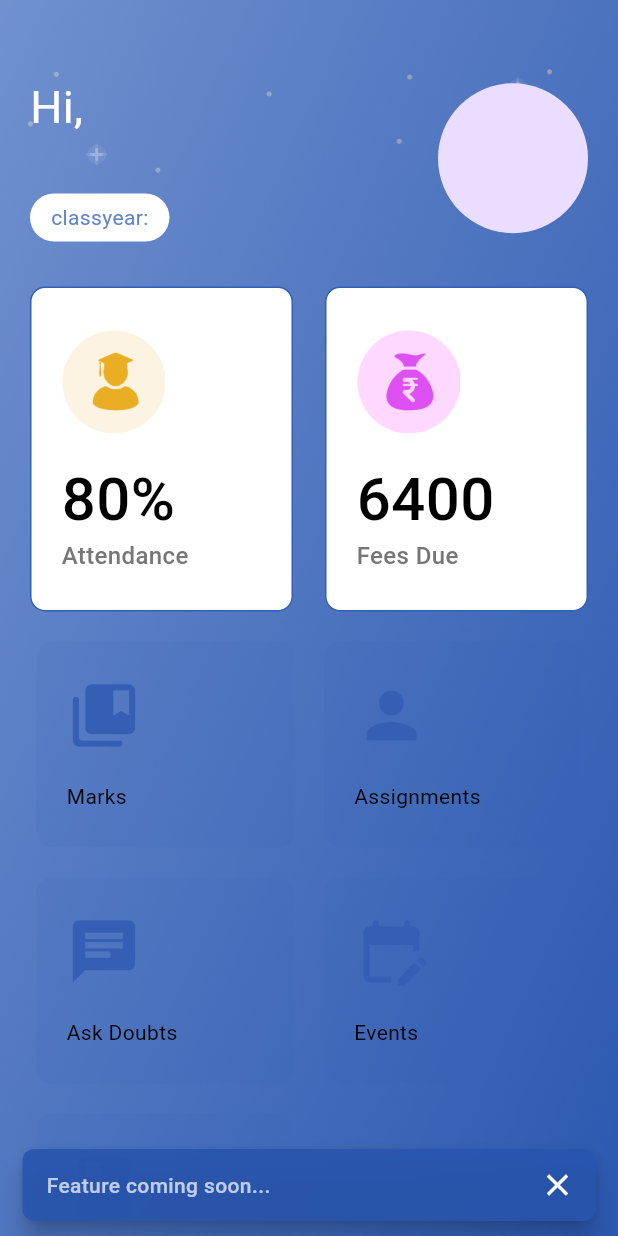
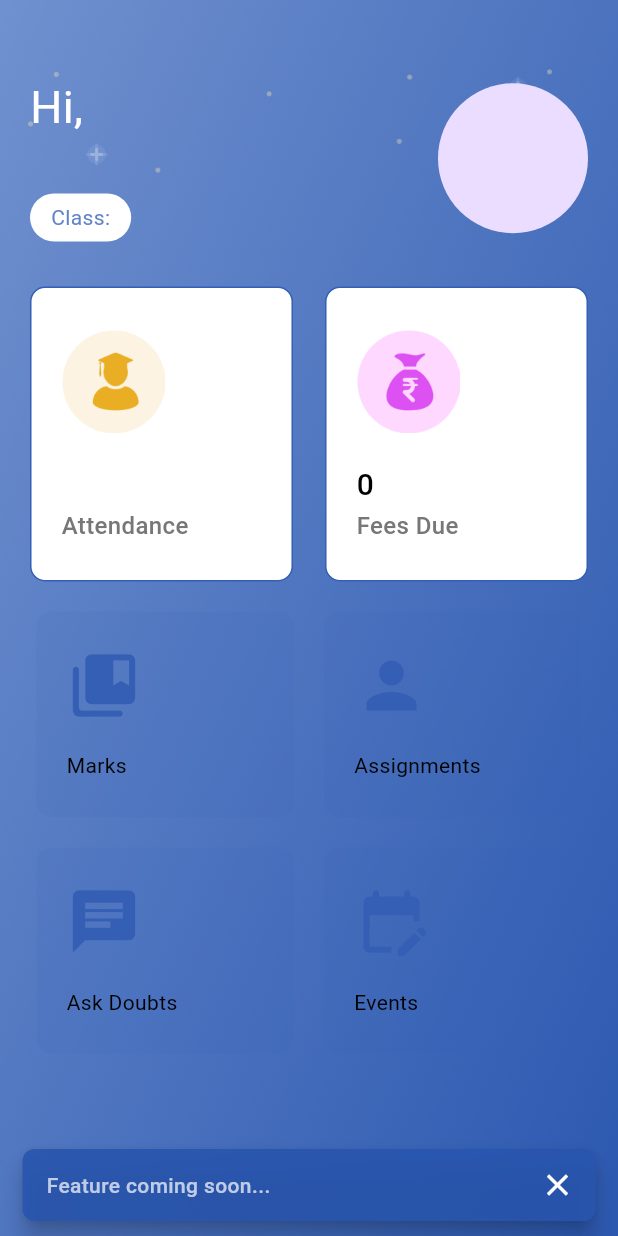
Before and after one commit to Rohanranga/school_erp, a Flutter app: the HomeScreen screen opened directly, after a tap on "Marks", on a phone screen of 412 x 824 dp. Run offline on Flutter 3.47's test engine with Material 3 defaults, Android fonts, the phone set to English and light mode, and no system bars; our stand-ins replace animate_do, bloc, cloud_firestore, dropdown_button2, equatable, file_picker and 12 more; missing offline and left inert: razorpay_flutter; accounts and stored records are empty.

Commit message:
animations nad loaders

```diff
--- a/lib/reusable_widgets/fees_due_card.dart
+++ b/lib/reusable_widgets/fees_due_card.dart
@@ -46,7 +46,7 @@ class FeesDueCard extends StatelessWidget {
                     color: status == "Paid" ? Colors.green : Colors.red)),
             const SizedBox(height: 10),
             Row(
-              mainAxisAlignment: MainAxisAlignment.spaceBetween,
+              mainAxisAlignment: MainAxisAlignment.spaceAround,
               children: [
                 ElevatedButton.icon(
                   onPressed: onTapPay,
--- a/lib/reusable_widgets/home_screen_cards/master_card.dart
+++ b/lib/reusable_widgets/home_screen_cards/master_card.dart
@@ -3,9 +3,16 @@ import 'package:flutter/material.dart';
 class HomeScreenMasterCard extends StatelessWidget {
   final bool attendance;
   final String tooltext;
+  final String? attendancepercentage;
+  final String? feespending;
 
-  const HomeScreenMasterCard(
-      {super.key, required this.attendance, required this.tooltext});
+  const HomeScreenMasterCard({
+    super.key,
+    required this.attendance,
+    required this.tooltext,
+    this.attendancepercentage = "",
+    this.feespending = "",
+  });
 
   @override
   Widget build(BuildContext context) {
@@ -30,9 +37,9 @@ class HomeScreenMasterCard extends StatelessWidget {
             ),
             const SizedBox(height: 24.0),
             Text(
-              attendance ? "80%" : "6400",
+              attendance ? attendancepercentage! : feespending!,
               style: const TextStyle(
-                fontSize: 40.0,
+                fontSize: 20.0,
                 fontWeight: FontWeight.w500,
                 color: Colors.black,
                 height: 1.0,
--- a/lib/reusable_widgets/home_screen_cards/small_card.dart
+++ b/lib/reusable_widgets/home_screen_cards/small_card.dart
@@ -11,7 +11,8 @@ class HomeScreenSmallCard extends StatelessWidget {
       required this.icon,
       required this.buttonText,
       this.onTap,
-      required this.tooltext});
+      required this.tooltext,
+      required String text});
 
   @override
   Widget build(BuildContext context) {
--- a/lib/screens/Teacher_screens.dart/teacher_home_screen.dart
+++ b/lib/screens/Teacher_screens.dart/teacher_home_screen.dart
@@ -185,6 +185,7 @@ class _TeacherHomeScreenState extends State<TeacherHomeScreen> {
                           spacing: 20.0,
                           children: [
                             HomeScreenSmallCard(
+                              text: '',
                               tooltext:
                                   'Check out your marks by tapping the button',
                               icon: Icons.collections_bookmark_rounded,
@@ -213,6 +214,7 @@ class _TeacherHomeScreenState extends State<TeacherHomeScreen> {
                               },
                             ),
                             HomeScreenSmallCard(
+                              text: '',
                               tooltext: 'Checkout all the events here ',
                               icon: Icons.edit_calendar_rounded,
                               buttonText: "Events",
--- a/lib/screens/student_screens/home_screen.dart
+++ b/lib/screens/student_screens/home_screen.dart
@@ -1,3 +1,4 @@
+import 'package:animate_do/animate_do.dart';
 import 'package:cloud_firestore/cloud_firestore.dart';
 import 'package:firebase_auth/firebase_auth.dart';
 import 'package:flutter/material.dart';
@@ -25,6 +26,9 @@ class _HomeScreenState extends State<HomeScreen> {
   String enrollmentNumber = '';
   String classyear = '';
   String _profileImageUrl = '';
+  String _attendance = '';
+  String _feesDue = '';
+  String _section = '';
 
   Future<void> _fetchUserProfile() async {
     final userDocRef = FirebaseFirestore.instance
@@ -43,7 +47,31 @@ class _HomeScreenState extends State<HomeScreen> {
         username = userData['name'];
         enrollmentNumber = userData['enrollmentNumber'];
         classyear = userData['class'];
+        _section = userData['section'];
       });
+      await _fetchFeesDue(enrollmentNumber);
+    }
+  }
+
+  Future<void> _fetchFeesDue(String enrollmentNumber) async {
+    final feeDocRef =
+        FirebaseFirestore.instance.collection('fees').doc(enrollmentNumber);
+
+    final feeDoc = await feeDocRef.get();
+
+    if (feeDoc.exists) {
+      final feeData = feeDoc.data() as Map<String, dynamic>;
+      final amount = feeData['amount']; // Fetch the amount value
+
+      setState(() {
+        _feesDue = amount.toString(); // Convert to string to display in UI
+      });
+    } else {
+      // Show "Due" if no data is found
+      setState(() {
+        _feesDue = "NULL";
+      });
+      print("No fees data found for enrollment number: $enrollmentNumber");
     }
   }
 
@@ -106,7 +134,7 @@ class _HomeScreenState extends State<HomeScreen> {
                                 borderRadius: BorderRadius.circular(20.0),
                               ),
                               child: Text(
-                                "classyear:$classyear",
+                                "Class:$classyear$_section",
                                 style: const TextStyle(
                                   color: Color(0xFF6184C7),
                                   fontSize: 14.0,
@@ -125,11 +153,13 @@ class _HomeScreenState extends State<HomeScreen> {
                               ),
                             );
                           },
+                          child: ZoomIn(
                             child: CircleAvatar(
                               radius: 50,
                               backgroundImage: _profileImageUrl.isNotEmpty
                                   ? NetworkImage(_profileImageUrl)
                                   : null,
+                            ),
                           ),
                         )
                       ],
@@ -152,12 +182,16 @@ class _HomeScreenState extends State<HomeScreen> {
                                   ),
                                 );
                               },
+                              child: BounceInLeft(
                                 child: const HomeScreenMasterCard(
+                                  attendancepercentage: '',
                                   attendance: true,
                                   tooltext: 'Check out your attendance here ',
                                 ),
                               ),
-                            GestureDetector(
+                            ),
+                            BounceInRight(
+                              child: GestureDetector(
                                 onTap: () {
                                   Navigator.push(
                                     context,
@@ -166,9 +200,11 @@ class _HomeScreenState extends State<HomeScreen> {
                                     ),
                                   );
                                 },
-                              child: const HomeScreenMasterCard(
-                                tooltext: 'Check you fee due here ',
+                                child: HomeScreenMasterCard(
+                                  feespending: _feesDue,
+                                  tooltext: 'Check your fee due here',
                                   attendance: false,
+                                ),
                               ),
                             ),
                           ],
@@ -180,7 +216,9 @@ class _HomeScreenState extends State<HomeScreen> {
                           runSpacing: 20.0,
                           spacing: 20.0,
                           children: [
-                            HomeScreenSmallCard(
+                            BounceInDown(
+                              child: HomeScreenSmallCard(
+                                text: '',
                                 tooltext:
                                     'Check out your marks by tapping the button',
                                 icon: Icons.collections_bookmark_rounded,
@@ -208,7 +246,10 @@ class _HomeScreenState extends State<HomeScreen> {
                                   );
                                 },
                               ),
-                            HomeScreenSmallCard(
+                            ),
+                            BounceInDown(
+                              child: HomeScreenSmallCard(
+                                text: '',
                                 tooltext: 'Submit your assignments here ',
                                 icon: Icons.person,
                                 buttonText: "Assignments",
@@ -219,7 +260,10 @@ class _HomeScreenState extends State<HomeScreen> {
                                   ),
                                 ),
                               ),
-                            HomeScreenSmallCard(
+                            ),
+                            BounceInUp(
+                              child: HomeScreenSmallCard(
+                                text: '',
                                 tooltext: 'Feel free to ask doughts here ',
                                 icon: Icons.chat,
                                 buttonText: "Ask Doubts",
@@ -230,7 +274,10 @@ class _HomeScreenState extends State<HomeScreen> {
                                   ),
                                 ),
                               ),
-                            HomeScreenSmallCard(
+                            ),
+                            BounceInUp(
+                              child: HomeScreenSmallCard(
+                                text: '',
                                 tooltext: 'Checkout all the events here ',
                                 icon: Icons.edit_calendar_rounded,
                                 buttonText: "Events",
@@ -241,11 +288,7 @@ class _HomeScreenState extends State<HomeScreen> {
                                   ),
                                 ),
                               ),
-                            HomeScreenSmallCard(
-                              tooltext: 'E-Books are here ',
-                              icon: Icons.book,
-                              buttonText: "Books",
-                            )
+                            ),
                           ],
                         ),
                         const SizedBox(height: 20.0),
--- a/pubspec.yaml
+++ b/pubspec.yaml
@@ -60,6 +60,8 @@ dependencies:
   pdf: ^3.11.1
   path_provider: ^2.1.4
   permission_handler: ^11.3.1
+  animate_do: ^3.3.4
+  loading_indicator: ^3.1.1
 
 
 dev_dependencies:
```
Also changed, not shown: lib/screens/fees_due_screen.dart (+6 -1 lines), lib/screens/login_screens/user_screen.dart (+23 -2 lines), pubspec.lock. Lines whose indentation alone changed are shown as unchanged.
